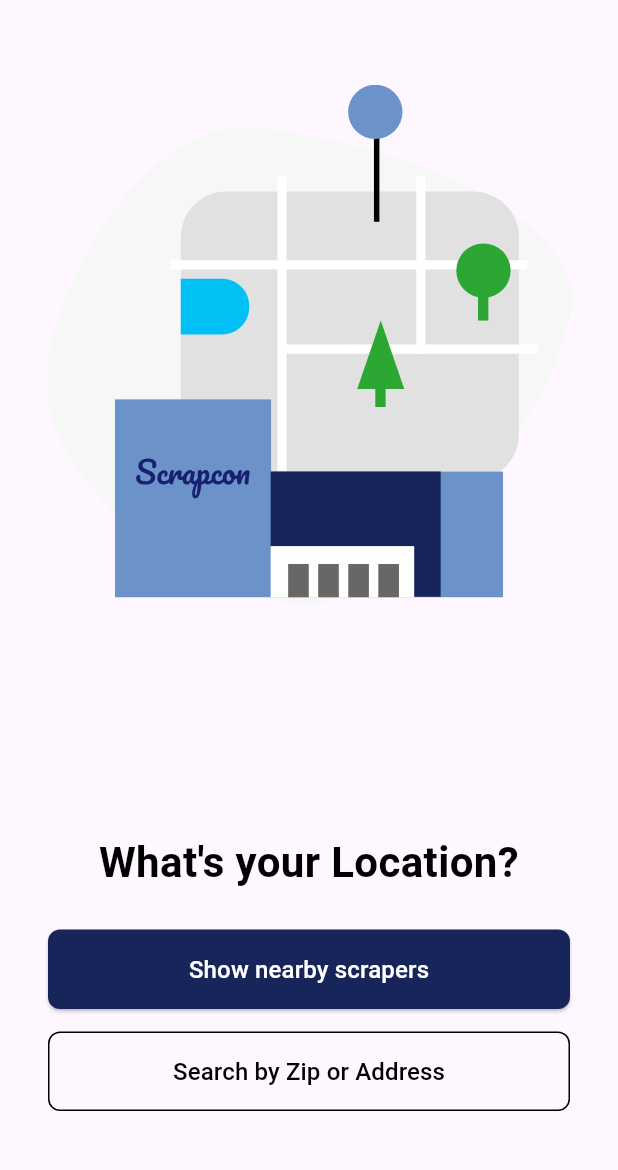
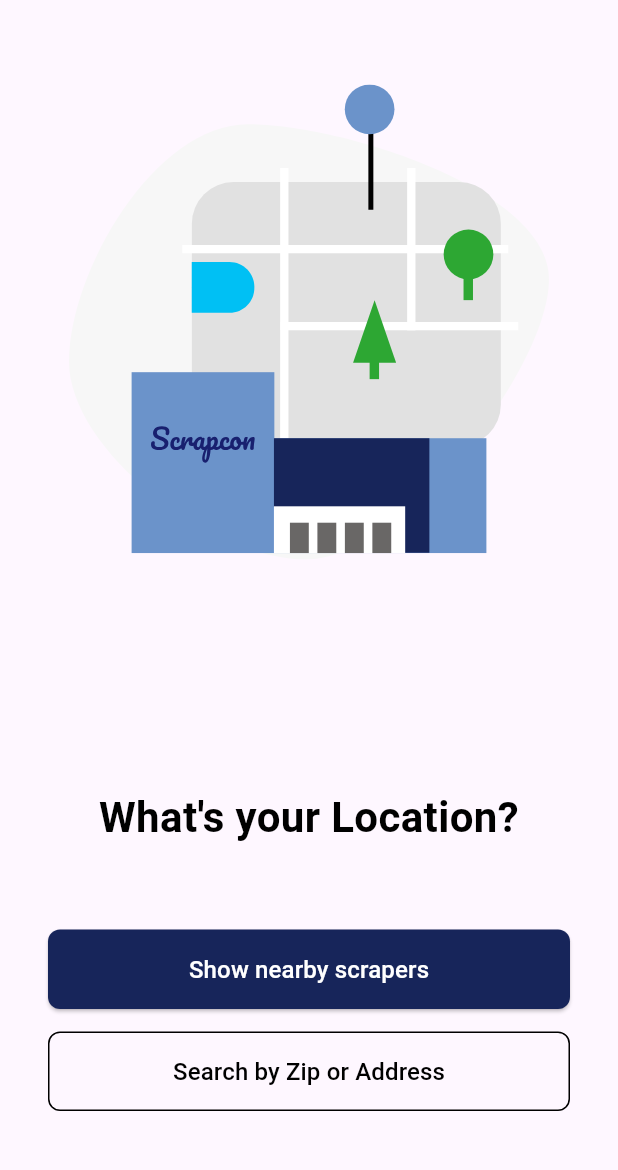
Before and after one commit to moneygoyal02/scrapconApp, a Flutter app: the OnboardingScreen screen opened directly, on a phone screen of 412 x 824 dp, the part 56-1226 px from its top. Run offline on Flutter 3.47's test engine with Material 3 defaults, Android fonts, the light colour scheme and no system bars; our stand-ins replace flutter_svg, material_design_icons_flutter.

Commit message:
overflow issue solved

```diff
--- a/scrapcon/lib/screens/notifications_screen.dart
+++ b/scrapcon/lib/screens/notifications_screen.dart
@@ -44,8 +44,8 @@ class NotificationsScreen extends StatelessWidget {
             Center(
               child: SvgPicture.asset(
                 'assets/notification.svg',
-                height: 450,
-                width: 450,
+                height: 320,
+                width: 320,
               ),
             ),
             SizedBox(height: 30),
--- a/scrapcon/lib/screens/onboarding_screen.dart
+++ b/scrapcon/lib/screens/onboarding_screen.dart
@@ -83,8 +83,8 @@ class OnboardingScreen extends StatelessWidget {
             Center(
               child: SvgPicture.asset(
                 'assets/home.svg', // Replace with your SVG path
-                height: 350,
-                width: 350,
+                height: 320,
+                width: 320,
               ),
             ),
             SizedBox(height: 150),
--- a/scrapcon/lib/screens/user_screens/user_ads.dart
+++ b/scrapcon/lib/screens/user_screens/user_ads.dart
@@ -11,7 +11,7 @@ class UserAdsScreen extends StatelessWidget {
           return AdCard(
             title: "Metal",
             quantity: 15,
-            location: "Sector 80, Benjamin Road, New Delhi",
+            location: "Sector 80, Benjamin Road, Delhi",
             dueDate: "17/08/2025",
             imageUrl: "https://media.istockphoto.com/id/151540540/photo/crane-picking-up-car.jpg?s=2048x2048&w=is&k=20&c=nr6Cwhy-7tBaJCNRQ8m1qO0CshPm5WpxO3pEiRZlq9w=",
             onTap: () {
```
Also changed, not shown: 1 other file.
